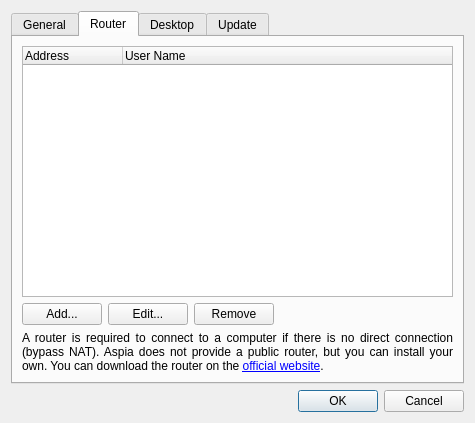
This is source/client/ui/settings_dialog.ui in dchapyshev/aspia as Qt 5 draws it before an edit. The edited form follows.
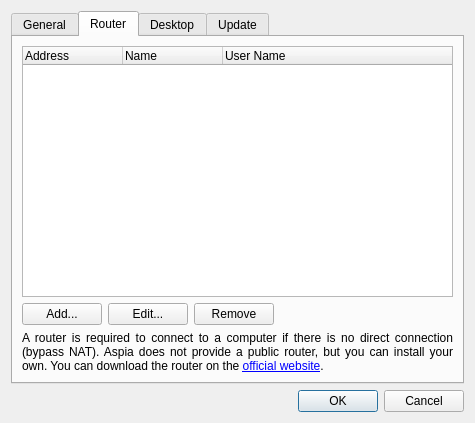
This is the edited form. The open tabs and pages were chosen to show the change. Custom widgets are drawn as their Qt base class.

Patch:
```diff
--- a/source/client/ui/settings_dialog.ui
+++ b/source/client/ui/settings_dialog.ui
@@ -109,6 +109,11 @@
            <string>Address</string>
           </property>
          </column>
+         <column>
+          <property name="text">
+           <string>Name</string>
+          </property>
+         </column>
          <column>
           <property name="text">
            <string>User Name</string>
```
